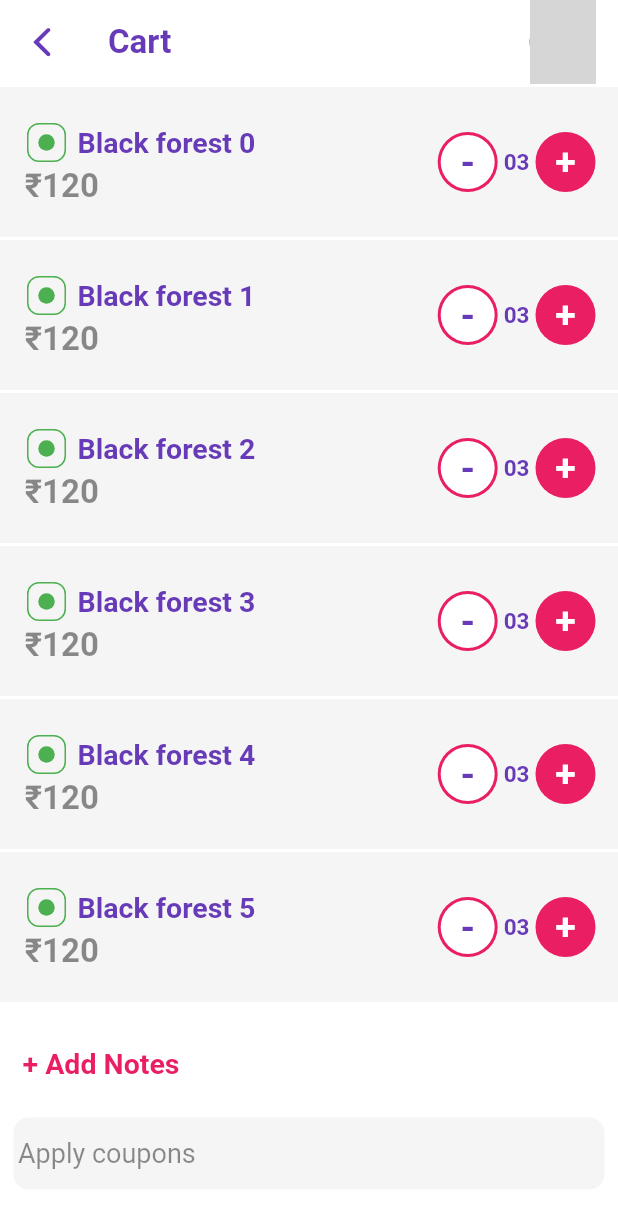
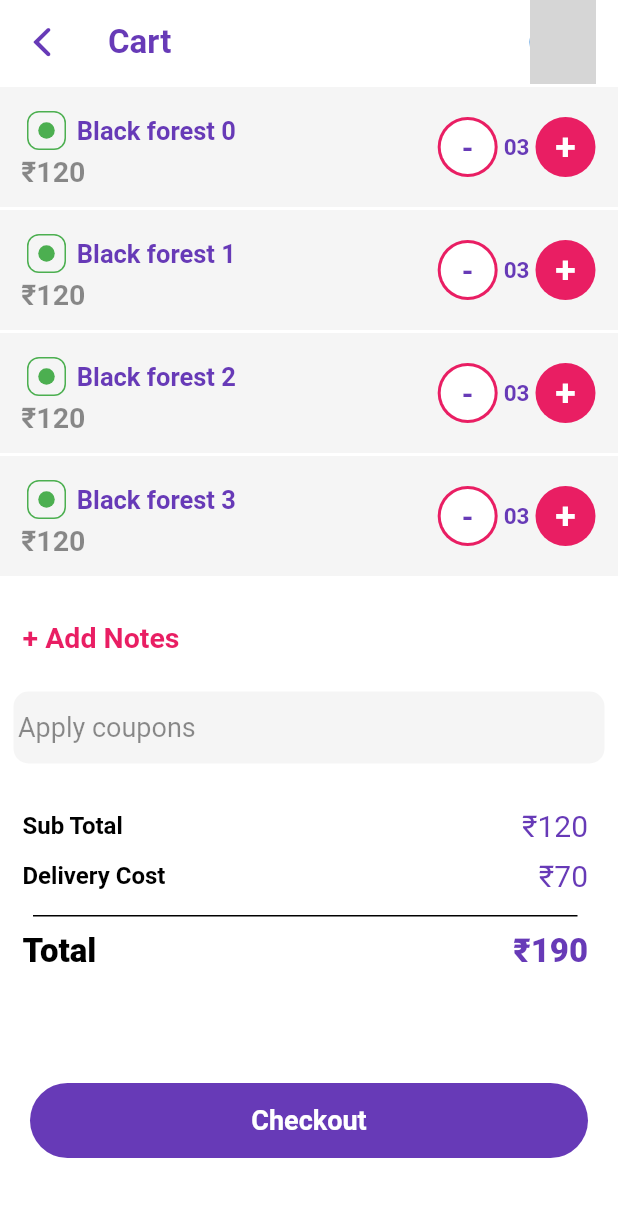
Before and after one commit to durgaav/cake_que, a Flutter app: the CartActivity screen opened directly, on a phone screen of 412 x 824 dp. Shown: the top 1208 px of the screen. Run offline on Flutter 3.47's test engine with Material 2 defaults, Android fonts, the phone set to English and light mode, and no system bars; network calls fail; grey boxes are pictures that could not be loaded.

Commit message:
Surya Commits 21/02 eve

```diff
--- a/lib/cart_activity.dart
+++ b/lib/cart_activity.dart
@@ -48,13 +48,13 @@ class _CartActivityState extends State<CartActivity> {
                 //List View
                 ListView.builder(
                   physics: NeverScrollableScrollPhysics(),
-                  itemCount: 6,
+                  itemCount: 4,
                   shrinkWrap: true,
                     itemBuilder: (context , index){
                       return Container(
                         color: Colors.grey[100],
                         margin: EdgeInsets.only(top: 2),
-                        height: 100,
+                        height: 80,
                         child: Row(
                           children: [
                             Column(
@@ -84,7 +84,7 @@ class _CartActivityState extends State<CartActivity> {
                                     Container(
                                       width: 170,
                                       child: Text(' Black forest ${index}',style:
-                                      TextStyle(color: Colors.deepPurple,fontWeight: FontWeight.bold,fontSize: 19),
+                                      TextStyle(color: Colors.deepPurple,fontWeight: FontWeight.bold,fontSize: 17),
                                         maxLines: 2,
                                       ),
                                     )
@@ -92,7 +92,7 @@ class _CartActivityState extends State<CartActivity> {
                                 ),
                                 Container(
                                   child: Text('   ₹120',style:
-                                  TextStyle(color: Colors.black45,fontWeight: FontWeight.bold,fontSize: 22),),
+                                  TextStyle(color: Colors.black45,fontWeight: FontWeight.bold,fontSize: 19),),
                                 ),
                               ],
                             ),
@@ -109,7 +109,7 @@ class _CartActivityState extends State<CartActivity> {
                                           child: CircleAvatar(
                                             backgroundColor: Colors.white,
                                             child: Text("-",style:
-                                            TextStyle(color: Colors.deepPurple,fontWeight: FontWeight.bold,fontSize: 25),),
+                                            TextStyle(color: Colors.deepPurple,fontWeight: FontWeight.bold,fontSize: 20),),
                                             radius: 18,
                                           ),
                                         ),
@@ -249,7 +249,7 @@ class _CartActivityState extends State<CartActivity> {
                         print("BTN working....");
                         Navigator.push(context, MaterialPageRoute(builder: (context)=>CheckoutActivity()));
                       },
-                      child: Text('Proceed to Pay'
+                      child: Text('Checkout'
                         , style:TextStyle(color: Colors.white,fontWeight: FontWeight.bold,fontSize: 18),
                       ),
                     ),
--- a/lib/home_activity.dart
+++ b/lib/home_activity.dart
@@ -31,7 +31,8 @@ class _HomeActivityState extends State<HomeActivity> {
 
   int currentIndex = 0;
   var screens = [
-    Menu(),
+    Home(),
+    Home(),
     Home(),
   ];
 
```
